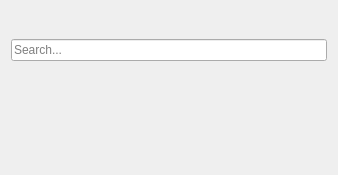
First picture: the form in code/MiamUniqueLibrary/uniquelibrary.ui, repository MBach/Miam-Player, before the edit.
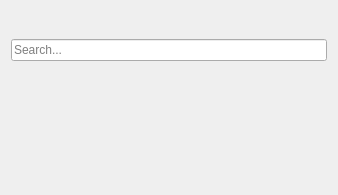
Second picture: the form after the edit. Icons and pictures are not drawn. Custom widgets are drawn as their Qt base class.

The edit to the form file:
```diff
--- a/code/MiamUniqueLibrary/uniquelibrary.ui
+++ b/code/MiamUniqueLibrary/uniquelibrary.ui
@@ -6,8 +6,8 @@
    <rect>
     <x>0</x>
     <y>0</y>
-    <width>288</width>
-    <height>175</height>
+    <width>320</width>
+    <height>195</height>
    </rect>
   </property>
   <property name="windowTitle">
@@ -197,8 +197,8 @@
        <rect>
         <x>0</x>
         <y>0</y>
-        <width>268</width>
-        <height>93</height>
+        <width>296</width>
+        <height>97</height>
        </rect>
       </property>
      </widget>
```
Left out of the diff: 16 changed lines with no effect on the pictures.
